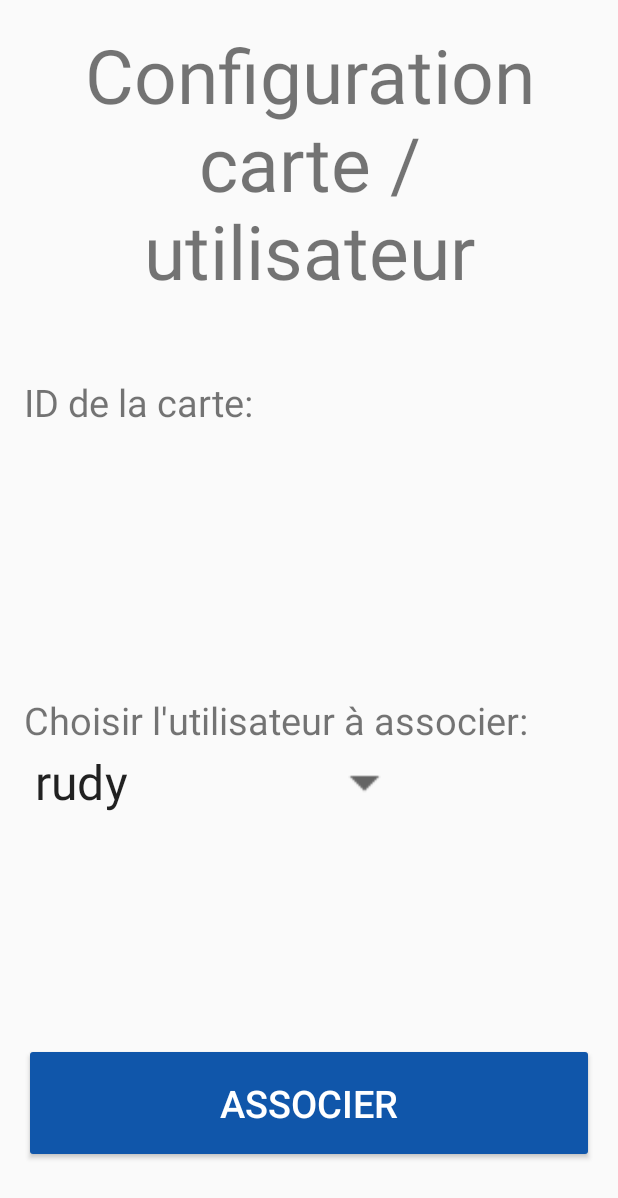
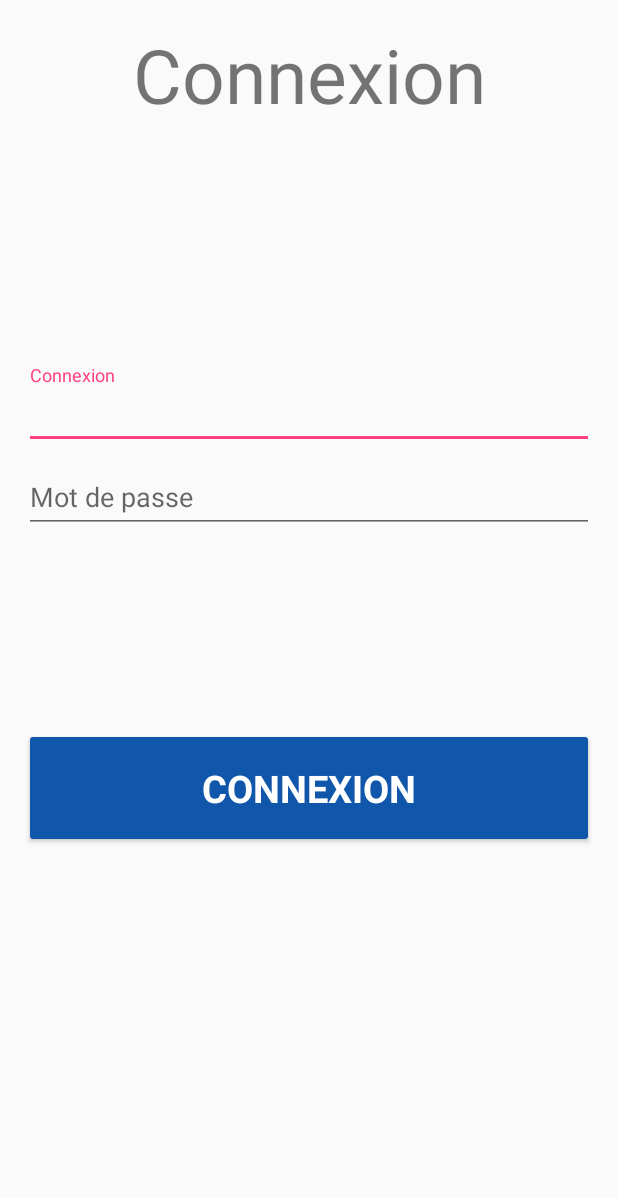
Before and after one commit to AlexandrePouvesle/BeInfinyConfig, an Android app: the screen it shows after launch (MainActivity before the commit, LoginActivity after it), on a phone screen of 412 x 824 dp. Shown: the top 1198 px of the screen. Run offline under Robolectric (Android 15) with nearby library versions, the phone set to English and light mode, and no system bars.

```diff
--- a/app/build.gradle
+++ b/app/build.gradle
@@ -25,5 +25,6 @@ dependencies {
         exclude group: 'com.android.support', module: 'support-annotations'
     })
     compile 'com.android.support:appcompat-v7:25.0.0'
+    compile 'com.android.support:design:25.0.0'
     testCompile 'junit:junit:4.12'
 }
--- a/app/src/main/AndroidManifest.xml
+++ b/app/src/main/AndroidManifest.xml
@@ -2,6 +2,7 @@
 <manifest xmlns:android="http://schemas.android.com/apk/res/android"
     package="beinfiny.com.beinfinyconfig">
 
+    <!-- INTERNET -->
     <uses-permission android:name="android.permission.NFC" />
     <uses-permission android:name="android.permission.INTERNET" />
     <uses-permission android:name="android.permission.ACCESS_NETWORK_STATE" />
@@ -15,6 +16,11 @@
         <activity
             android:name=".activity.MainActivity"
             android:screenOrientation="portrait">
+        </activity>
+        <activity
+            android:name=".activity.LoginActivity"
+            android:screenOrientation="portrait"
+            android:label="@string/title_activity_login" >
             <intent-filter>
                 <action android:name="android.intent.action.MAIN" />
 
--- a/app/src/main/java/beinfiny/com/beinfinyconfig/activity/MainActivity.java
+++ b/app/src/main/java/beinfiny/com/beinfinyconfig/activity/MainActivity.java
@@ -119,7 +119,7 @@ public class MainActivity extends AppCompatActivity {
                 response = Http.SendGetRequest(URL + GET_PHP);
             } catch (IOException e) {
                 // Test
-                response = "alexandre;rudy;jean;camille;axel;bob;marcel;toto;Marc";
+                // response = "alexandre;rudy;jean;camille;axel;bob;marcel;toto;Marc";
             }
             return response;
         }
--- /dev/null
+++ b/app/src/main/res/layout/activity_login.xml
@@ -0,0 +1,90 @@
+<GridLayout xmlns:android="http://schemas.android.com/apk/res/android"
+    xmlns:tools="http://schemas.android.com/tools"
+    android:layout_width="match_parent"
+    android:layout_height="match_parent"
+    android:gravity="center_horizontal"
+    android:orientation="vertical"
+    android:paddingBottom="@dimen/activity_vertical_margin"
+    android:paddingLeft="@dimen/activity_horizontal_margin"
+    android:paddingRight="@dimen/activity_horizontal_margin"
+    android:paddingTop="@dimen/activity_vertical_margin"
+    tools:context="beinfiny.com.beinfinyconfig.activity.LoginActivity">
+
+    <TextView
+        android:id="@+id/labelAccueil"
+        android:layout_width="match_parent"
+        android:layout_height="wrap_content"
+        android:text="@string/action_sign_in"
+        android:textAlignment="center"
+        android:layout_column="0"
+        android:layout_row="0"
+        android:textSize="@dimen/labelTitleAccueil" />
+
+    <!-- Login progress -->
+    <ProgressBar
+        android:id="@+id/login_progress"
+        style="?android:attr/progressBarStyleLarge"
+        android:layout_width="wrap_content"
+        android:layout_height="wrap_content"
+        android:layout_marginTop="200dp"
+        android:layout_marginLeft="240dp"
+        android:visibility="gone" />
+
+    <ScrollView
+        android:id="@+id/login_form"
+        android:layout_width="match_parent"
+        android:layout_height="wrap_content"
+        android:layout_marginTop="160dp">
+
+        <LinearLayout
+            android:id="@+id/email_login_form"
+            android:layout_width="match_parent"
+            android:layout_height="wrap_content"
+            android:orientation="vertical">
+
+            <android.support.design.widget.TextInputLayout
+                android:layout_width="match_parent"
+                android:layout_height="wrap_content">
+
+                <EditText
+                    android:id="@+id/email"
+                    android:layout_width="match_parent"
+                    android:layout_height="wrap_content"
+                    android:hint="@string/prompt_email"
+                    android:inputType="text"
+                    android:maxLines="1"/>
+
+            </android.support.design.widget.TextInputLayout>
+
+            <android.support.design.widget.TextInputLayout
+                android:layout_width="match_parent"
+                android:layout_height="wrap_content">
+
+                <EditText
+                    android:id="@+id/password"
+                    android:layout_width="match_parent"
+                    android:layout_height="wrap_content"
+                    android:hint="@string/prompt_password"
+                    android:imeActionId="@+id/login"
+                    android:imeActionLabel="@string/action_sign_in_short"
+                    android:imeOptions="actionUnspecified"
+                    android:inputType="textPassword"
+                    android:maxLines="1"/>
+
+            </android.support.design.widget.TextInputLayout>
+
+            <Button
+                android:id="@+id/email_sign_in_button"
+                style="?android:textAppearanceSmall"
+                android:layout_width="match_parent"
+                android:text="@string/action_sign_in"
+                android:textStyle="bold"
+                android:textColor="@android:color/white"
+                android:backgroundTint="@color/colorBlue"
+                android:layout_height="80dp"
+                android:layout_marginTop="130dp"
+                android:textSize="@dimen/labelAccueil" />
+
+        </LinearLayout>
+    </ScrollView>
+</GridLayout>
--- a/app/src/main/res/values/strings.xml
+++ b/app/src/main/res/values/strings.xml
@@ -7,4 +7,19 @@
     <string name="toastUserEnCours">Récupération des utilisateurs en cours...</string>
     <string name="toastSendOk">Association reussit.</string>
     <string name="toastSendKo">Echec de l\'association.</string>
+    <string name="prompt_login">Login</string>
+    <string name="action_password_in_short">Connex.</string>
+    <string name="prompt_login_in_short">OK</string>
+    <string name="labelLogin">Login</string>
+    <string name="prompt_password">Mot de passe</string>
+    <string name="title_activity_login">Login</string>
+
+    <!-- Strings related to login -->
+    <string name="action_sign_in">Connexion</string>
+    <string name="action_sign_in_short">Connex.</string>
+    <string name="error_incorrect_password">Le mot de passe est incorrect</string>
+    <string name="error_field_required">Ce champ est obligatoire</string>
+    <string name="prompt_email">Connexion</string>
+    <string name="error_invalid_email">Identifiant invalide</string>
+    <string name="error_invalid_password">Le mot de passe est trop court</string>
 </resources>
```
Also changed, not shown: app/src/main/java/beinfiny/com/beinfinyconfig/activity/LoginActivity.java (added, +215 -0 lines).
